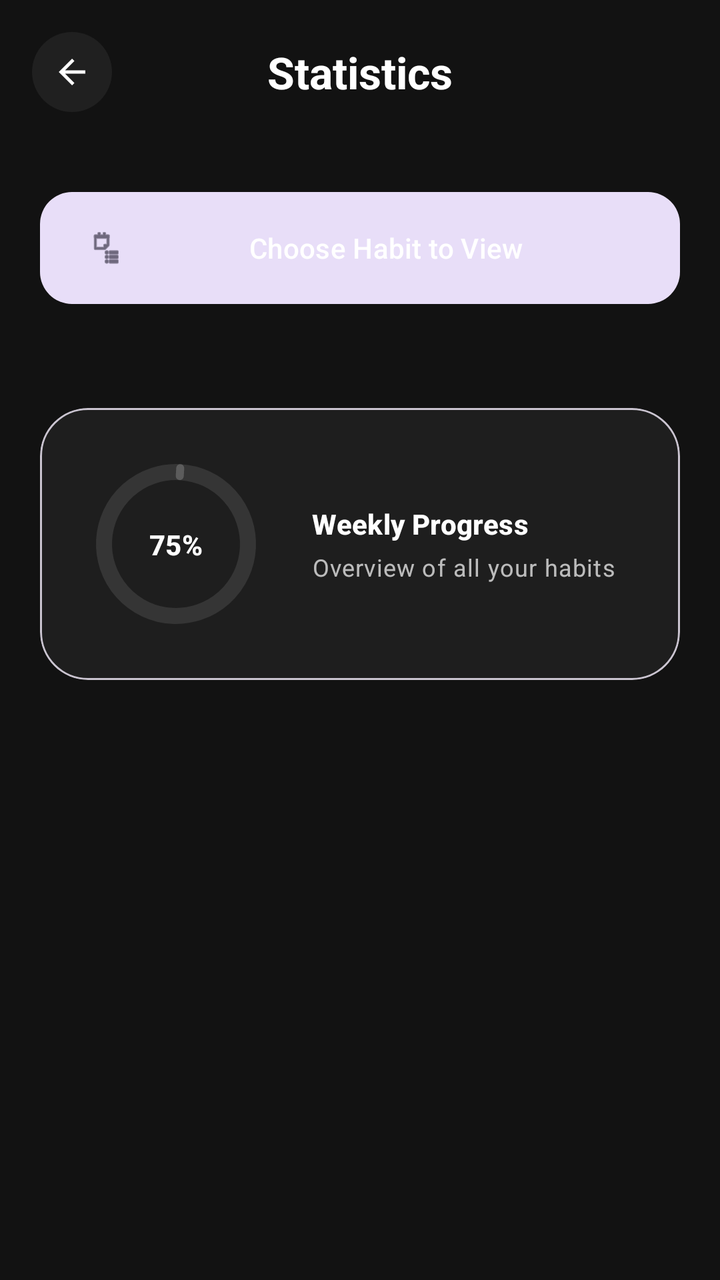
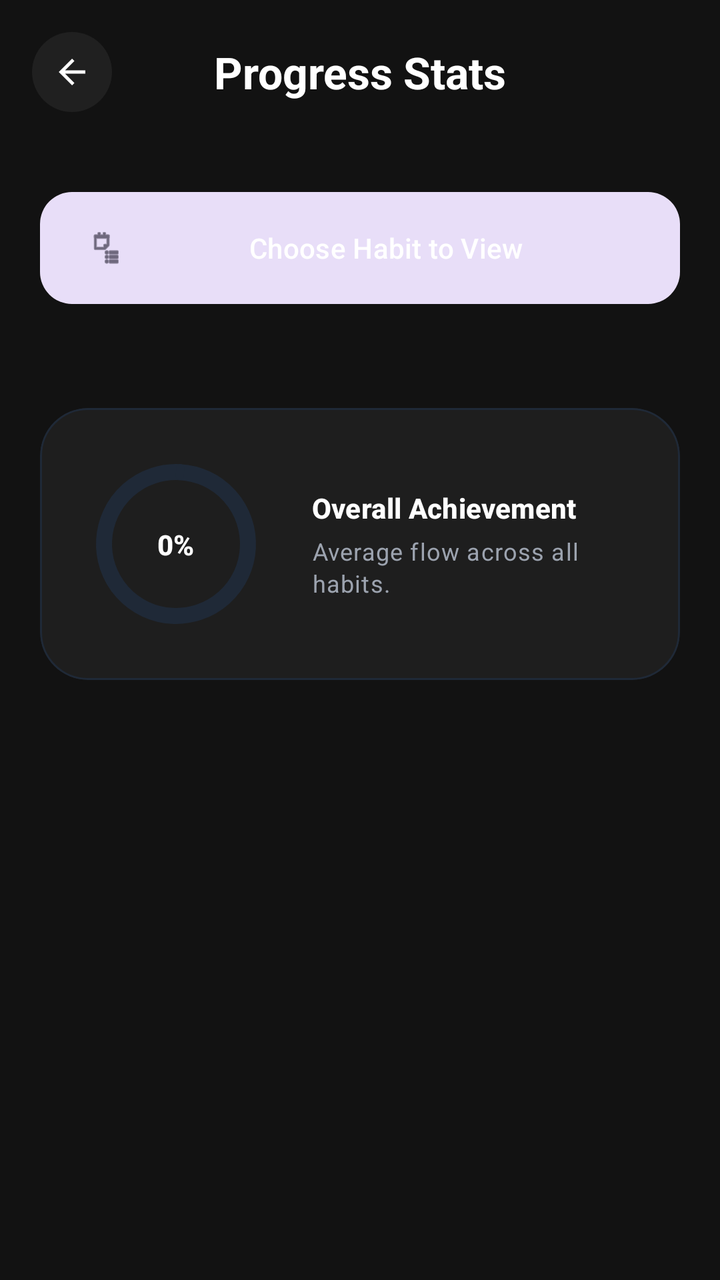

Screens rendered from an Android XML layout before and after an edit, with the pre-edit source and the edit as a unified diff.
<!-- AndroidManifest.xml: application theme Theme.HabitFLOWS -->
<!-- res/layout/activity_statistics.xml -->
<?xml version="1.0" encoding="utf-8"?>
<androidx.constraintlayout.widget.ConstraintLayout xmlns:android="http://schemas.android.com/apk/res/android"
    xmlns:app="http://schemas.android.com/apk/res-auto"
    xmlns:tools="http://schemas.android.com/tools"
    android:id="@+id/main"
    android:layout_width="match_parent"
    android:layout_height="match_parent"
    android:background="@color/background_black"
    tools:context=".Statistics">

    
    <ImageView
        android:id="@+id/btnBackStats"
        android:layout_width="40dp"
        android:layout_height="40dp"
        android:layout_marginStart="16dp"
        android:layout_marginTop="16dp"
        android:background="@drawable/circle_button_bg"
        android:contentDescription="Back"
        android:padding="10dp"
        app:layout_constraintStart_toStartOf="parent"
        app:layout_constraintTop_toTopOf="parent"
        app:srcCompat="@drawable/outline_arrow_back_24"
        app:tint="@color/white" />

    <TextView
        android:id="@+id/tvStatsHeader"
        android:layout_width="wrap_content"
        android:layout_height="wrap_content"
        android:text="Statistics"
        android:textAppearance="@style/TextAppearance.Material3.TitleLarge"
        android:textColor="@color/whiteText"
        android:textStyle="bold"
        app:layout_constraintBottom_toBottomOf="@+id/btnBackStats"
        app:layout_constraintEnd_toEndOf="parent"
        app:layout_constraintStart_toStartOf="parent"
        app:layout_constraintTop_toTopOf="@+id/btnBackStats" />

    <ScrollView
        android:layout_width="match_parent"
        android:layout_height="0dp"
        android:layout_marginTop="16dp"
        app:layout_constraintBottom_toBottomOf="parent"
        app:layout_constraintTop_toBottomOf="@id/btnBackStats">

        <LinearLayout
            android:layout_width="match_parent"
            android:layout_height="wrap_content"
            android:orientation="vertical"
            android:padding="20dp">

            
            <com.google.android.material.button.MaterialButton
                android:id="@+id/btnSelectHabit"
                style="@style/Widget.Material3.Button.TonalButton"
                android:layout_width="match_parent"
                android:layout_height="64dp"
                android:layout_marginBottom="24dp"
                android:text="Choose Habit to View"
                android:textColor="@color/whiteText"
                app:cornerRadius="16dp"
                app:icon="@android:drawable/ic_menu_agenda" />

            
            <com.google.android.material.card.MaterialCardView
                android:id="@+id/cvHabitDetail"
                android:layout_width="match_parent"
                android:layout_height="wrap_content"
                android:visibility="gone"
                app:cardBackgroundColor="@color/surface_dark"
                app:cardCornerRadius="24dp"
                app:cardElevation="0dp"
                tools:visibility="visible">

                <LinearLayout
                    android:layout_width="match_parent"
                    android:layout_height="wrap_content"
                    android:orientation="vertical"
                    android:padding="24dp">

                    <TextView
                        android:id="@+id/tvDetailName"
                        android:layout_width="wrap_content"
                        android:layout_height="wrap_content"
                        android:text="Habit Name"
                        android:textAppearance="@style/TextAppearance.Material3.HeadlineSmall"
                        android:textColor="@color/whiteText"
                        android:textStyle="bold" />

                    <View
                        android:layout_width="match_parent"
                        android:layout_height="1dp"
                        android:layout_marginVertical="16dp"
                        android:background="#1AFFFFFF" />

                    <GridLayout
                        android:layout_width="match_parent"
                        android:layout_height="wrap_content"
                        android:columnCount="2"
                        android:rowCount="2">

                        
                        <LinearLayout
                            android:layout_width="0dp"
                            android:layout_height="wrap_content"
                            android:layout_columnWeight="1"
                            android:layout_marginBottom="16dp"
                            android:orientation="vertical">
                            <TextView
                                android:layout_width="wrap_content"
                                android:layout_height="wrap_content"
                                android:text="DURATION"
                                android:textAppearance="@style/TextAppearance.Material3.LabelSmall"
                                android:textColor="#80FFFFFF" />
                            <TextView
                                android:id="@+id/tvDetailDuration"
                                android:layout_width="wrap_content"
                                android:layout_height="wrap_content"
                                android:text="-- Days"
                                android:textAppearance="@style/TextAppearance.Material3.BodyLarge"
                                android:textColor="@color/purple_200"
                                android:textStyle="bold" />
                        </LinearLayout>

                        
                        <LinearLayout
                            android:layout_width="0dp"
                            android:layout_height="wrap_content"
                            android:layout_columnWeight="1"
                            android:layout_marginBottom="16dp"
                            android:orientation="vertical">
                            <TextView
                                android:layout_width="wrap_content"
                                android:layout_height="wrap_content"
                                android:text="START DATE"
                                android:textAppearance="@style/TextAppearance.Material3.LabelSmall"
                                android:textColor="#80FFFFFF" />
                            <TextView
                                android:id="@+id/tvDetailStart"
                                android:layout_width="wrap_content"
                                android:layout_height="wrap_content"
                                android:text="--"
                                android:textAppearance="@style/TextAppearance.Material3.BodyLarge"
                                android:textColor="@color/whiteText" />
                        </LinearLayout>

                        
                        <LinearLayout
                            android:layout_width="0dp"
                            android:layout_height="wrap_content"
                            android:layout_columnWeight="1"
                            android:orientation="vertical">
                            <TextView
                                android:layout_width="wrap_content"
                                android:layout_height="wrap_content"
                                android:text="ESTIMATED END"
                                android:textAppearance="@style/TextAppearance.Material3.LabelSmall"
                                android:textColor="#80FFFFFF" />
                            <TextView
                                android:id="@+id/tvDetailEnd"
                                android:layout_width="wrap_content"
                                android:layout_height="wrap_content"
                                android:text="--"
                                android:textAppearance="@style/TextAppearance.Material3.BodyLarge"
                                android:textColor="@color/whiteText" />
                        </LinearLayout>

                    </GridLayout>

                </LinearLayout>
            </com.google.android.material.card.MaterialCardView>

            
            <com.google.android.material.card.MaterialCardView
                android:layout_width="match_parent"
                android:layout_height="wrap_content"
                android:layout_marginTop="24dp"
                app:cardBackgroundColor="@color/surface_dark"
                app:cardCornerRadius="24dp"
                app:cardElevation="0dp">

                <androidx.constraintlayout.widget.ConstraintLayout
                    android:layout_width="match_parent"
                    android:layout_height="wrap_content"
                    android:padding="24dp">

                    <com.google.android.material.progressindicator.CircularProgressIndicator
                        android:id="@+id/cpOverall"
                        android:layout_width="wrap_content"
                        android:layout_height="wrap_content"
                        android:progress="75"
                        app:indicatorColor="@color/purple_200"
                        app:indicatorSize="80dp"
                        app:layout_constraintBottom_toBottomOf="parent"
                        app:layout_constraintStart_toStartOf="parent"
                        app:layout_constraintTop_toTopOf="parent"
                        app:trackColor="#1AFFFFFF"
                        app:trackThickness="8dp" />

                    <TextView
                        android:id="@+id/tvOverallPercent"
                        android:layout_width="wrap_content"
                        android:layout_height="wrap_content"
                        android:text="75%"
                        android:textAppearance="@style/TextAppearance.Material3.TitleSmall"
                        android:textColor="@color/whiteText"
                        android:textStyle="bold"
                        app:layout_constraintBottom_toBottomOf="@id/cpOverall"
                        app:layout_constraintEnd_toEndOf="@id/cpOverall"
                        app:layout_constraintStart_toStartOf="@id/cpOverall"
                        app:layout_constraintTop_toTopOf="@id/cpOverall" />

                    <LinearLayout
                        android:layout_width="0dp"
                        android:layout_height="wrap_content"
                        android:layout_marginStart="24dp"
                        android:orientation="vertical"
                        app:layout_constraintBottom_toBottomOf="parent"
                        app:layout_constraintEnd_toEndOf="parent"
                        app:layout_constraintStart_toEndOf="@id/cpOverall"
                        app:layout_constraintTop_toTopOf="parent">

                        <TextView
                            android:layout_width="wrap_content"
                            android:layout_height="wrap_content"
                            android:text="Weekly Progress"
                            android:textAppearance="@style/TextAppearance.Material3.TitleSmall"
                            android:textColor="@color/whiteText"
                            android:textStyle="bold" />

                        <TextView
                            android:layout_width="wrap_content"
                            android:layout_height="wrap_content"
                            android:layout_marginTop="4dp"
                            android:text="Overview of all your habits"
                            android:textAppearance="@style/TextAppearance.Material3.BodySmall"
                            android:textColor="#B3FFFFFF" />
                    </LinearLayout>

                </androidx.constraintlayout.widget.ConstraintLayout>
            </com.google.android.material.card.MaterialCardView>

        </LinearLayout>
    </ScrollView>

</androidx.constraintlayout.widget.ConstraintLayout>
<!-- resources referenced by this layout -->
<resources>
  <color name="background_black">#121212</color>
  <color name="purple_200">#FFBB86FC</color>
  <color name="surface_dark">#1E1E1E</color>
  <color name="white">#FFFFFFFF</color>
  <color name="whiteText">#FFFFFF</color>
  <!-- drawable circle_button_bg (drawable) -->
  <?xml version="1.0" encoding="utf-8"?>
  <shape xmlns:android="http://schemas.android.com/apk/res/android"
      android:shape="oval">
      <solid android:color="#0FFFFFFF" />
  </shape>
  <!-- drawable outline_arrow_back_24 (drawable) -->
  <vector xmlns:android="http://schemas.android.com/apk/res/android" android:autoMirrored="true" android:height="24dp" android:tint="#000000" android:viewportHeight="960" android:viewportWidth="960" android:width="24dp">
        
      <path android:fillColor="@android:color/white" android:pathData="M313,520L537,744L480,800L160,480L480,160L537,216L313,440L800,440L800,520L313,520Z"/>
      
  </vector>
  <style name="Theme.HabitFLOWS" parent="Base.Theme.HabitFLOWS" />
  <style name="Base.Theme.HabitFLOWS" parent="Theme.Material3.DayNight.NoActionBar">
          
          
      </style>
</resources>

<!-- the commit's change to res/layout/activity_statistics.xml (unified diff, before → after) -->
@@ -27,7 +27,7 @@
         android:id="@+id/tvStatsHeader"
         android:layout_width="wrap_content"
         android:layout_height="wrap_content"
-        android:text="Statistics"
+        android:text="Progress Stats"
         android:textAppearance="@style/TextAppearance.Material3.TitleLarge"
         android:textColor="@color/whiteText"
         android:textStyle="bold"
@@ -40,6 +40,8 @@
         android:layout_width="match_parent"
         android:layout_height="0dp"
         android:layout_marginTop="16dp"
+        android:clipToPadding="false"
+        android:paddingBottom="32dp"
         app:layout_constraintBottom_toBottomOf="parent"
         app:layout_constraintTop_toBottomOf="@id/btnBackStats">
 
@@ -70,6 +72,8 @@
                 app:cardBackgroundColor="@color/surface_dark"
                 app:cardCornerRadius="24dp"
                 app:cardElevation="0dp"
+                app:strokeColor="#1F2937"
+                app:strokeWidth="1dp"
                 tools:visibility="visible">
 
                 <LinearLayout
@@ -87,64 +91,74 @@
                         android:textColor="@color/whiteText"
                         android:textStyle="bold" />
 
+                    <TextView
+                        android:layout_width="wrap_content"
+                        android:layout_height="wrap_content"
+                        android:layout_marginTop="20dp"
+                        android:text="HABIT PROGRESS"
+                        android:textAppearance="@style/TextAppearance.Material3.LabelSmall"
+                        android:textColor="#9CA3AF" />
+
+                    <LinearLayout
+                        android:layout_width="match_parent"
+                        android:layout_height="wrap_content"
+                        android:gravity="center_vertical"
+                        android:orientation="horizontal"
+                        android:layout_marginTop="4dp">
+
+                        <com.google.android.material.progressindicator.LinearProgressIndicator
+                            android:id="@+id/detailProgressBar"
+                            android:layout_width="0dp"
+                            android:layout_height="wrap_content"
+                            android:layout_weight="1"
+                            android:progress="0"
+                            app:indicatorColor="@color/purple_200"
+                            app:trackColor="#1F2937"
+                            app:trackCornerRadius="8dp"
+                            app:trackThickness="10dp" />
+
+                        <TextView
+                            android:id="@+id/tvDetailPercentage"
+                            android:layout_width="wrap_content"
+                            android:layout_height="wrap_content"
+                            android:layout_marginStart="12dp"
+                            android:text="0%"
+                            android:textColor="@color/purple_200"
+                            android:textStyle="bold" />
+                    </LinearLayout>
+
                     <View
                         android:layout_width="match_parent"
                         android:layout_height="1dp"
-                        android:layout_marginVertical="16dp"
-                        android:background="#1AFFFFFF" />
+                        android:layout_marginVertical="24dp"
+                        android:background="#1F2937" />
 
                     <GridLayout
                         android:layout_width="match_parent"
                         android:layout_height="wrap_content"
-                        android:columnCount="2"
-                        android:rowCount="2">
-
-                        
+                        android:columnCount="2">
+
                         <LinearLayout
                             android:layout_width="0dp"
                             android:layout_height="wrap_content"
                             android:layout_columnWeight="1"
-                            android:layout_marginBottom="16dp"
+                            android:layout_marginBottom="20dp"
                             android:orientation="vertical">
                             <TextView
                                 android:layout_width="wrap_content"
                                 android:layout_height="wrap_content"
-                                android:text="DURATION"
-                                android:textAppearance="@style/TextAppearance.Material3.LabelSmall"
-                                android:textColor="#80FFFFFF" />
+                                android:text="TOTAL DAYS"
+                                android:textSize="10sp"
+                                android:textColor="#6B7280" />
                             <TextView
                                 android:id="@+id/tvDetailDuration"
                                 android:layout_width="wrap_content"
                                 android:layout_height="wrap_content"
                                 android:text="-- Days"
-                                android:textAppearance="@style/TextAppearance.Material3.BodyLarge"
-                                android:textColor="@color/purple_200"
+                                android:textColor="@color/whiteText"
                                 android:textStyle="bold" />
                         </LinearLayout>
 
-                        
-                        <LinearLayout
-                            android:layout_width="0dp"
-                            android:layout_height="wrap_content"
-                            android:layout_columnWeight="1"
-                            android:layout_marginBottom="16dp"
-                            android:orientation="vertical">
-                            <TextView
-                                android:layout_width="wrap_content"
-                                android:layout_height="wrap_content"
-                                android:text="START DATE"
-                                android:textAppearance="@style/TextAppearance.Material3.LabelSmall"
-                                android:textColor="#80FFFFFF" />
-                            <TextView
-                                android:id="@+id/tvDetailStart"
-                                android:layout_width="wrap_content"
-                                android:layout_height="wrap_content"
-                                android:text="--"
-                                android:textAppearance="@style/TextAppearance.Material3.BodyLarge"
-                                android:textColor="@color/whiteText" />
-                        </LinearLayout>
-
-                        
                         <LinearLayout
                             android:layout_width="0dp"
                             android:layout_height="wrap_content"
@@ -153,19 +167,52 @@
                             <TextView
                                 android:layout_width="wrap_content"
                                 android:layout_height="wrap_content"
+                                android:text="STARTED ON"
+                                android:textSize="10sp"
+                                android:textColor="#6B7280" />
+                            <TextView
+                                android:id="@+id/tvDetailStart"
+                                android:layout_width="wrap_content"
+                                android:layout_height="wrap_content"
+                                android:text="--"
+                                android:textColor="@color/whiteText"
+                                android:textStyle="bold" />
+                        </LinearLayout>
+
+                        <LinearLayout
+                            android:layout_width="0dp"
+                            android:layout_height="wrap_content"
+                            android:layout_columnWeight="1"
+                            android:orientation="vertical">
+                            <TextView
+                                android:layout_width="wrap_content"
+                                android:layout_height="wrap_content"
                                 android:text="ESTIMATED END"
-                                android:textAppearance="@style/TextAppearance.Material3.LabelSmall"
-                                android:textColor="#80FFFFFF" />
+                                android:textSize="10sp"
+                                android:textColor="#6B7280" />
                             <TextView
                                 android:id="@+id/tvDetailEnd"
                                 android:layout_width="wrap_content"
                                 android:layout_height="wrap_content"
                                 android:text="--"
-                                android:textAppearance="@style/TextAppearance.Material3.BodyLarge"
-                                android:textColor="@color/whiteText" />
+                                android:textColor="@color/whiteText"
+                                android:textStyle="bold" />
                         </LinearLayout>
-
                     </GridLayout>
+
+                    <com.google.android.material.button.MaterialButton
+                        android:id="@+id/btnResetHabit"
+                        style="@style/Widget.Material3.Button.OutlinedButton"
+                        android:layout_width="wrap_content"
+                        android:layout_height="wrap_content"
+                        android:layout_gravity="end"
+                        android:layout_marginTop="24dp"
+                        android:text="Reset Progress"
+                        android:textColor="#EF4444"
+                        app:strokeColor="#EF4444"
+                        app:icon="@android:drawable/ic_menu_revert"
+                        app:iconTint="#EF4444"
+                        app:cornerRadius="12dp" />
 
                 </LinearLayout>
             </com.google.android.material.card.MaterialCardView>
@@ -177,7 +224,9 @@
                 android:layout_marginTop="24dp"
                 app:cardBackgroundColor="@color/surface_dark"
                 app:cardCornerRadius="24dp"
-                app:cardElevation="0dp">
+                app:cardElevation="0dp"
+                app:strokeColor="#1F2937"
+                app:strokeWidth="1dp">
 
                 <androidx.constraintlayout.widget.ConstraintLayout
                     android:layout_width="match_parent"
@@ -188,20 +237,20 @@
                         android:id="@+id/cpOverall"
                         android:layout_width="wrap_content"
                         android:layout_height="wrap_content"
-                        android:progress="75"
+                        android:progress="0"
                         app:indicatorColor="@color/purple_200"
                         app:indicatorSize="80dp"
                         app:layout_constraintBottom_toBottomOf="parent"
                         app:layout_constraintStart_toStartOf="parent"
                         app:layout_constraintTop_toTopOf="parent"
-                        app:trackColor="#1AFFFFFF"
+                        app:trackColor="#1F2937"
                         app:trackThickness="8dp" />
 
                     <TextView
                         android:id="@+id/tvOverallPercent"
                         android:layout_width="wrap_content"
                         android:layout_height="wrap_content"
-                        android:text="75%"
+                        android:text="0%"
                         android:textAppearance="@style/TextAppearance.Material3.TitleSmall"
                         android:textColor="@color/whiteText"
                         android:textStyle="bold"
@@ -223,7 +272,7 @@
                         <TextView
                             android:layout_width="wrap_content"
                             android:layout_height="wrap_content"
-                            android:text="Weekly Progress"
+                            android:text="Overall Achievement"
                             android:textAppearance="@style/TextAppearance.Material3.TitleSmall"
                             android:textColor="@color/whiteText"
                             android:textStyle="bold" />
@@ -232,11 +281,10 @@
                             android:layout_width="wrap_content"
                             android:layout_height="wrap_content"
                             android:layout_marginTop="4dp"
-                            android:text="Overview of all your habits"
+                            android:text="Average flow across all habits."
                             android:textAppearance="@style/TextAppearance.Material3.BodySmall"
-                            android:textColor="#B3FFFFFF" />
+                            android:textColor="#9CA3AF" />
                     </LinearLayout>
-
                 </androidx.constraintlayout.widget.ConstraintLayout>
             </com.google.android.material.card.MaterialCardView>
 
